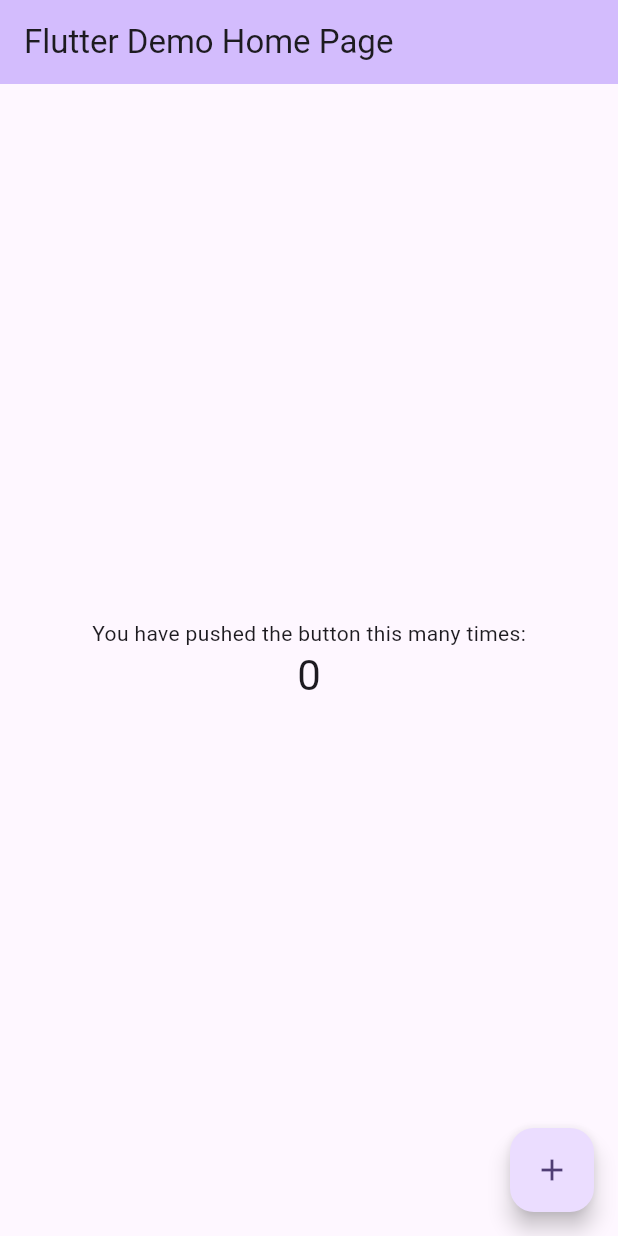
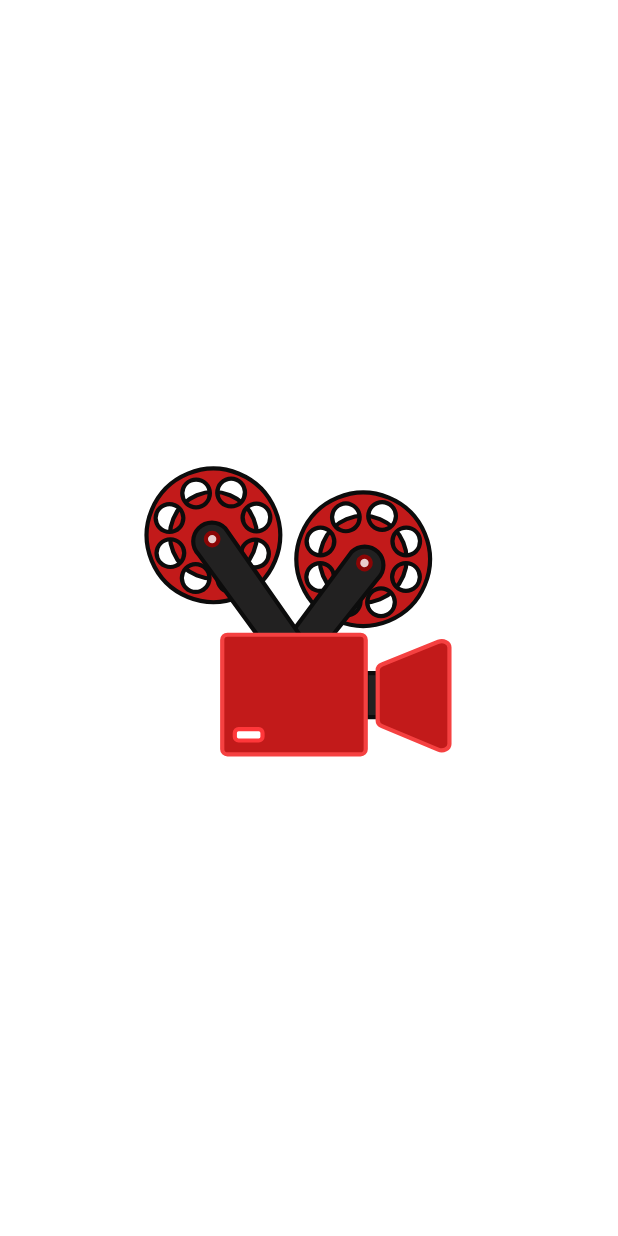
Before and after one commit to sreekanthps/La-Pelilcula, a Flutter app: the first screen one second after launch, on a phone screen of 412 x 824 dp. Run offline on Flutter 3.47's test engine with Material 3 defaults, Android fonts, the phone set to English and light mode, and no system bars; our stand-ins replace lottie.

Commit message:
updated splash screen

```diff
--- a/lapelicula/lib/main.dart
+++ b/lapelicula/lib/main.dart
@@ -1,4 +1,5 @@
 import 'package:flutter/material.dart';
+import 'splash_screen.dart';
 
 void main() {
   runApp(const MyApp());
@@ -30,7 +31,9 @@ class MyApp extends StatelessWidget {
         // tested with just a hot reload.
         colorScheme: .fromSeed(seedColor: Colors.deepPurple),
       ),
-      home: const MyHomePage(title: 'Flutter Demo Home Page'),
+      home: SplashScreen(
+        nextScreen: const MyHomePage(title: 'LaPelicula'),
+      ),
     );
   }
 }
--- /dev/null
+++ b/lapelicula/lib/splash_screen.dart
@@ -0,0 +1,75 @@
+import 'package:flutter/material.dart';
+import 'package:lottie/lottie.dart';
+
+/// Flutter equivalent of SplashViewController from LaPelicula-main.
+/// Plays [splashanimation.json] once via Lottie, then navigates to [nextScreen].
+class SplashScreen extends StatefulWidget {
+  /// The widget to navigate to after the animation completes.
+  final Widget nextScreen;
+
+  const SplashScreen({super.key, required this.nextScreen});
+
+  @override
+  State<SplashScreen> createState() => _SplashScreenState();
+}
+
+class _SplashScreenState extends State<SplashScreen>
+    with SingleTickerProviderStateMixin {
+  late final AnimationController _controller;
+
+  @override
+  void initState() {
+    super.initState();
+    _controller = AnimationController(vsync: this);
+
+    // Listen for animation completion to trigger navigation
+    _controller.addStatusListener((status) {
+      if (status == AnimationStatus.completed) {
+        _navigateToNextScreen();
+      }
+    });
+  }
+
+  void _navigateToNextScreen() {
+    if (!mounted) return;
+    Navigator.of(context).pushReplacement(
+      PageRouteBuilder(
+        pageBuilder: (context, animation, secondaryAnimation) =>
+            widget.nextScreen,
+        // Smooth fade transition, matching the iOS `animated: false` feel
+        transitionsBuilder: (context, animation, secondaryAnimation, child) {
+          return FadeTransition(opacity: animation, child: child);
+        },
+        transitionDuration: const Duration(milliseconds: 500),
+      ),
+    );
+  }
+
+  @override
+  void dispose() {
+    _controller.dispose();
+    super.dispose();
+  }
+
+  @override
+  Widget build(BuildContext context) {
+    return Scaffold(
+      backgroundColor: Colors.white,
+      body: Center(
+        child: Lottie.asset(
+          'assets/animations/splashanimation.json',
+          controller: _controller,
+          width: 300,
+          height: 300,
+          fit: BoxFit.contain,
+          onLoaded: (composition) {
+            // Set the duration from the JSON composition and play once
+            _controller
+              ..duration = composition.duration
+              ..forward();
+          },
+        ),
+      ),
+    );
+  }
+}
```
Also changed, not shown: lapelicula/assets/animations/splashanimation.json (added, +1 -0 lines), lapelicula/pubspec.yaml (+6 -4 lines), lapelicula/pubspec.lock.
